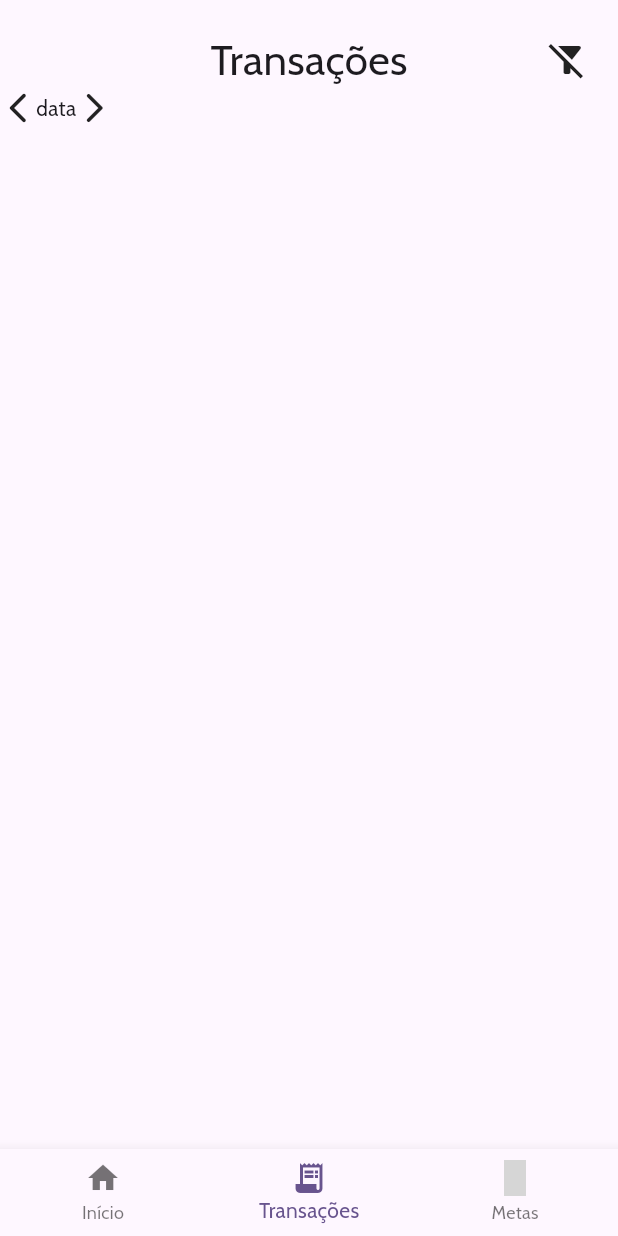
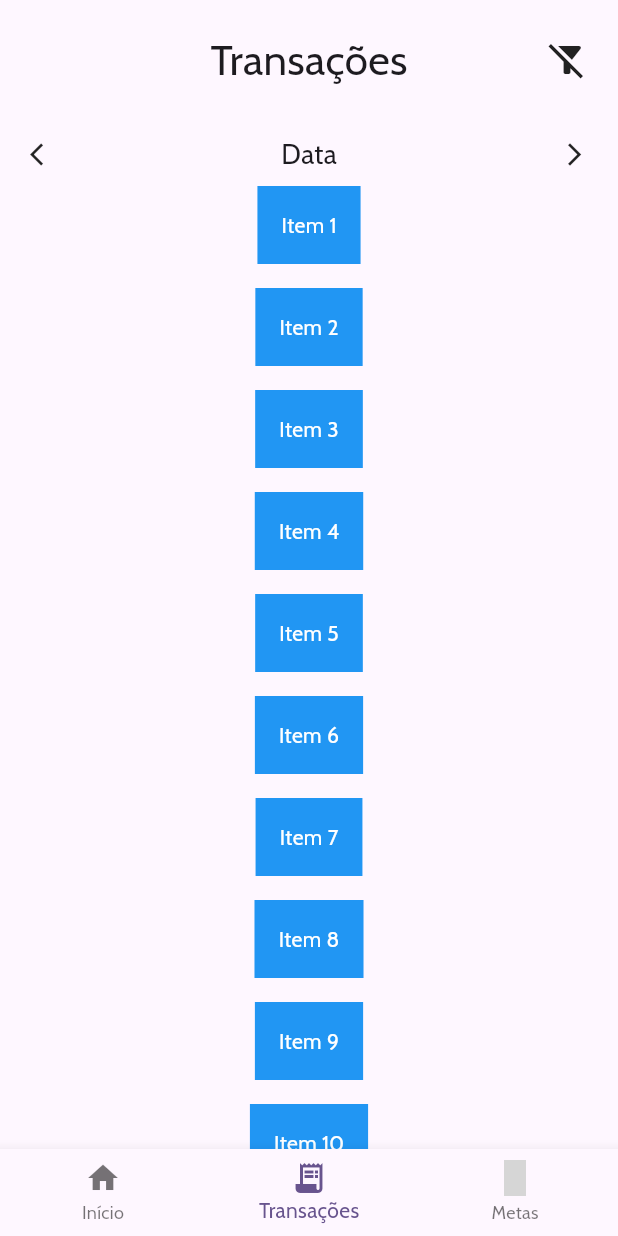
Before and after one commit to XxTaro/fintfitapp-mobile, a Flutter app: the screen it shows after launch, item 2 of the bottom bar chosen, on a phone screen of 412 x 824 dp. Run offline on Flutter 3.47's test engine with Material 3 defaults, Android fonts, the phone set to English and light mode, and no system bars; our stand-ins replace drift, flutter_svg, google_fonts, material_symbols_icons, sqlite3_flutter_libs; missing offline and left inert: dart:ffi, sqlite3; accounts and stored records are empty; generated files the repository leaves out were written again; grey boxes are pictures that could not be loaded.

Commit message:
### Added  - date line in transaction page  - scroll view in transaction page (still bugged)

```diff
--- a/lib/transaction_page.dart
+++ b/lib/transaction_page.dart
@@ -1,4 +1,6 @@
+import 'package:flutter/cupertino.dart';
 import 'package:flutter/material.dart';
+import 'package:flutter/widgets.dart';
 
 class TransactionPage extends StatefulWidget {
   const TransactionPage({super.key});
@@ -9,9 +11,25 @@ class TransactionPage extends StatefulWidget {
 
 class _TransactionPage extends State<TransactionPage> {
 
+  List<String> items = ['Item 1', 'Item 2', 'Item 3', 'Item 4', 'Item 5', 'Item 6', 'Item 7', 'Item 8', 'Item 9', 'Item 10'];
+
+  late List<Widget> containers = [];
+
+
   @override
   void initState() {
     super.initState();
+    containers = items.map((item) {
+      return Container(
+        margin: EdgeInsets.all(8.0),
+        padding: EdgeInsets.all(16.0),
+        color: Colors.blue,
+        child: Text(
+          item,
+          style: TextStyle(color: Colors.white),
+        ),
+      );
+    }).toList();
   }
 
   @override
@@ -20,14 +38,15 @@ class _TransactionPage extends State<TransactionPage> {
       child: Column(
         children: [
           _buildTransactionHeader(),
-          Center(child: Row(
-            children: [
-              Icon(Icons.arrow_back_ios_new_rounded),
-              Text('data'),
-              Icon(Icons.arrow_forward_ios_rounded)
-            ],
-          ))
-
+          _buildDateSelection(),
+          Stack(
+            children: [SingleChildScrollView(
+            scrollDirection: Axis.horizontal,
+            child: Column(
+              children: containers
+            ),
+          )]
+          )
         ],
       )
     );
@@ -51,4 +70,32 @@ class _TransactionPage extends State<TransactionPage> {
     );
   }
 
+  Widget _buildDateSelection() {
+    return Padding(
+      padding: const EdgeInsets.only(top: 30),
+      child: Stack(
+        alignment: Alignment.center,
+        children: [
+          const Center(
+            child: Text('Data', style: TextStyle(fontSize: 18))
+          ),
+          Positioned(
+            left: 0,
+            child: Container(
+              margin: const EdgeInsets.only(left: 20),
+              child: const Icon(Icons.arrow_back_ios, size: 18),
+            )
+          ),
+          Positioned(
+            right: 0,
+            child: Container(
+              margin: const EdgeInsets.only(right: 20),
+              child: const Icon(Icons.arrow_forward_ios, size: 18),
+            )
+          )
+        ],
+      )
+    );
+  }
+
 }
```
